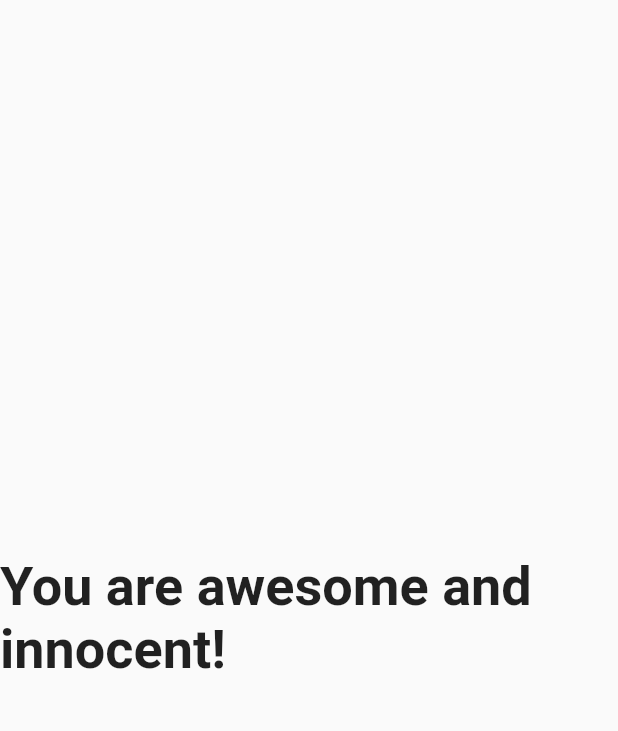
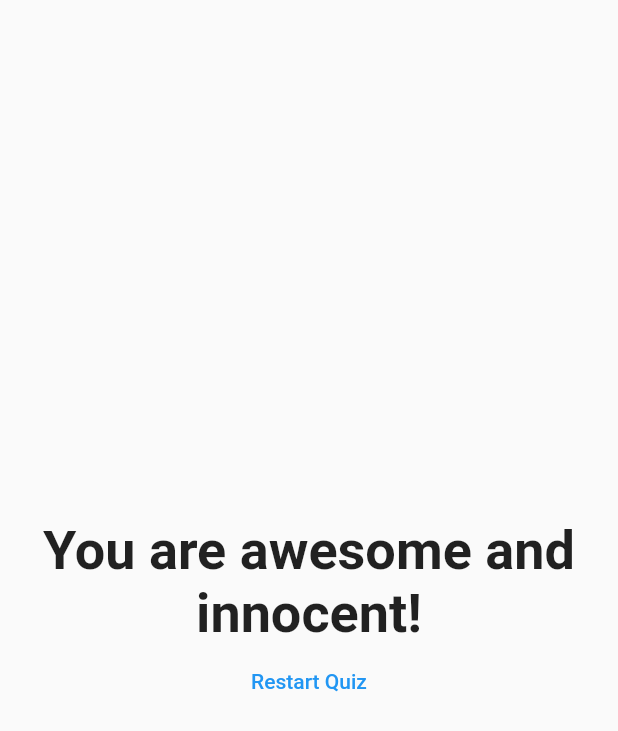
Before and after one commit to derekdileo/cen4360-personality-quiz-flutter, a Flutter app: the Result widget shown alone on an empty page, opened directly with empty values, on a phone screen of 412 x 824 dp. Shown: the top 731 px of the screen. Run offline on Flutter 3.47's test engine with Material 2 defaults, Android fonts, the phone set to English and light mode, and no system bars; statements that could not run were skipped.

Commit message:
Create _resetQuiz method in AppState and pass to Results constructor to allow quiz to be reset from a button on Results page. Change appBar title.

```diff
--- a/lib/views/widgets/result.dart
+++ b/lib/views/widgets/result.dart
@@ -1,9 +1,11 @@
 import 'package:flutter/material.dart';
+import 'package:first_app/main.dart';
 
 class Result extends StatelessWidget {
   final int resultScore;
+  final VoidCallback resetHandler;
 
-  Result(this.resultScore, {Key? key}) : super(key: key);
+  Result(this.resultScore, this.resetHandler, {Key? key}) : super(key: key);
 
   String get resultPhrase {
     var resultText = 'You did it!';
@@ -15,7 +17,7 @@ class Result extends StatelessWidget {
     } else if (resultScore <= 16) {
       resultText = 'You are ... strange?!';
     } else {
-      resultText = 'You are evil!';
+      resultText = 'You are evil';
     }
     return resultText;
   }
@@ -23,12 +25,22 @@ class Result extends StatelessWidget {
   @override
   Widget build(BuildContext context) {
     return Center(
-      child: Text(
-        resultPhrase,
-        style: TextStyle(
-          fontSize: 36.0,
-          fontWeight: FontWeight.bold,
-        ),
+      child: Column(
+        mainAxisAlignment: MainAxisAlignment.center,
+        children: [
+          Text(
+            resultPhrase,
+            style: TextStyle(
+              fontSize: 36.0,
+              fontWeight: FontWeight.bold,
+            ),
+            textAlign: TextAlign.center,
+          ),
+          TextButton(
+            child: Text('Restart Quiz'),
+            onPressed: resetHandler,
+          ),
+        ],
       ),
     );
   }
```
Also changed, not shown: lib/main.dart (+9 -1 lines).
